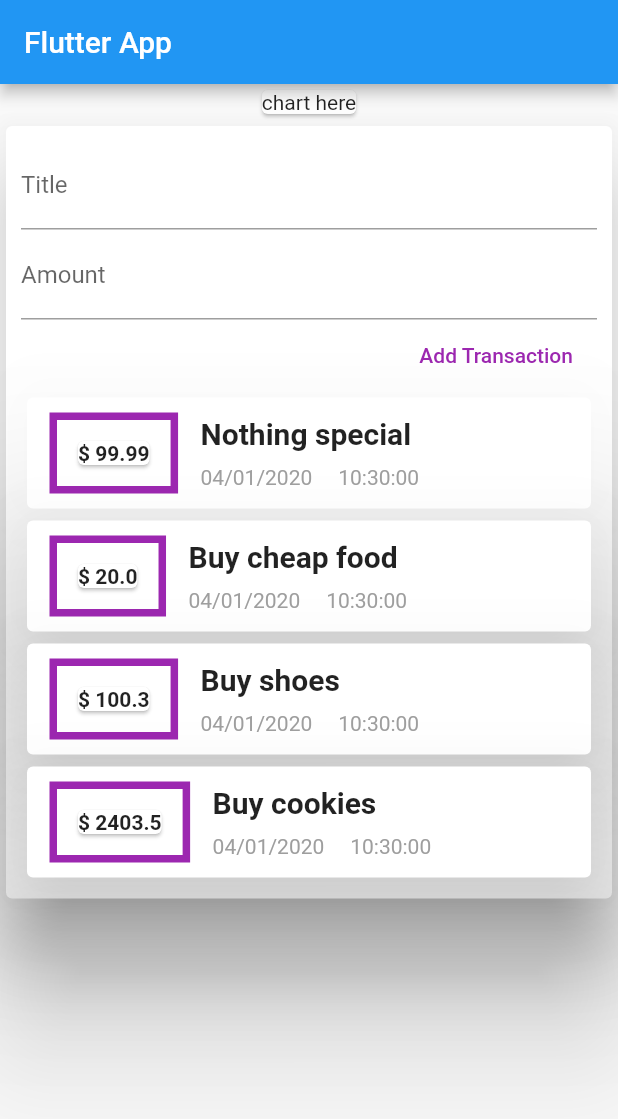
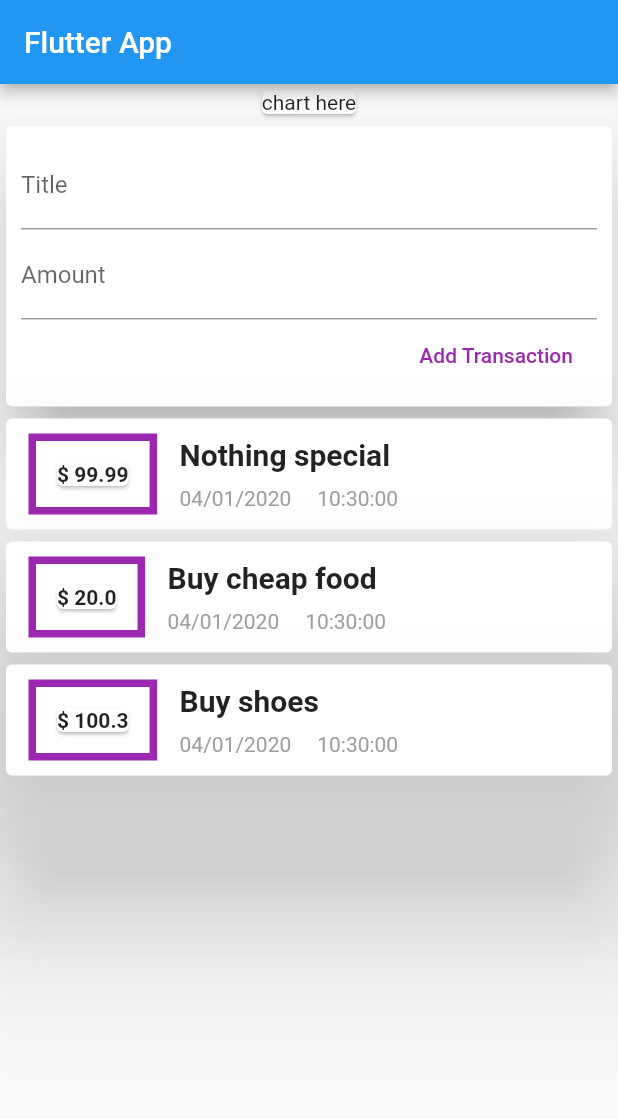
Before and after one commit to ledungcobra/expanse_app, a Flutter app: the screen it shows after launch, after a tap on "Add Transaction", on a phone screen of 412 x 824 dp. Shown: the top 1119 px of the screen. Run offline on Flutter 3.47's test engine with Material 2 defaults, Android fonts, the phone set to English and light mode, and no system bars.

Commit message:
List view and list view builder

```diff
--- a/lib/main.dart
+++ b/lib/main.dart
@@ -1,5 +1,5 @@
-import 'package:intl/intl.dart';
-import './widgets/transaction_list.dart';
+
+import './widgets/user_transaction.dart';
 import 'package:flutter/material.dart';
 
 
@@ -29,50 +29,19 @@ class MyHomePage extends StatelessWidget {
         appBar: AppBar(
           title: Text("Flutter App"),
         ),
-        body: Column(
+        body: SingleChildScrollView(
+                  child: Column(
             mainAxisAlignment: MainAxisAlignment.start,
             crossAxisAlignment: CrossAxisAlignment.center,
             children: <Widget>[
               Card(
                 child: Text("chart here"),
               ),
-            Card(
-              elevation: 20,
-              child: Container(
-                padding: EdgeInsets.all(10),
-                child: Column(
-                  crossAxisAlignment: CrossAxisAlignment.end,
-                  children: <Widget>[
-                    TextField(
-                      textAlign: TextAlign.center,
-                      decoration: InputDecoration(
-                        labelText: 'Title',
-                      ),
-                      controller:  titleController,
+              UserTransaction()
 
-                    ),
-                    SizedBox(
-                      height: 1,
-                    ),
-                    TextField(
-                      textAlign: TextAlign.center,
-                      decoration: InputDecoration(labelText: 'Amount'),
-                     controller:  amountController,
-                    ),
-                    FlatButton(
-                      child: Text('Add Transaction'),
-                      textColor: Colors.purple,
-                      onPressed: () {
-                       print(titleController.text);
-                      },
-                    ),
-                    TransactionList()
+
             ],
           ),
-              ),
-            ),
-
-          ],
         )
         );
   }
--- /dev/null
+++ b/lib/widgets/new_transaction.dart
@@ -0,0 +1,53 @@
+import 'package:flutter/material.dart';
+import '../models/transaction.dart';
+class NewTransaction extends StatelessWidget {
+
+  final titleController = TextEditingController();
+  final amountController = TextEditingController();
+  final Function addTransaction;
+  NewTransaction(this.addTransaction);
+  @override
+  Widget build(BuildContext context) {
+    return  Card(
+              elevation: 20,
+              child: Container(
+                padding: EdgeInsets.all(10),
+                child: Column(
+                  crossAxisAlignment: CrossAxisAlignment.end,
+                  children: <Widget>[
+                    TextField(
+                      textAlign: TextAlign.center,
+                      decoration: InputDecoration(
+                        labelText: 'Title',
+                      ),
+                      controller:  titleController,
+
+                    ),
+                    SizedBox(
+                      height: 1,
+                    ),
+                    TextField(
+                      textAlign: TextAlign.center,
+                      decoration: InputDecoration(labelText: 'Amount'),
+                     controller:  amountController,
+                    ),
+                    FlatButton(
+                      child: Text('Add Transaction'),
+                      textColor: Colors.purple,
+                      onPressed: () {
+                        final transaction = Transaction(amount:double.parse(amountController.text),
+                        date: DateTime.now(),
+                        id: DateTime.now().toString(),
+                        title: titleController.text
+                        );
+                        addTransaction(transaction);
+
+                      },
+                    ),
+
+                  ],
+                ),
+              ),
+            );
+  }
+}
--- a/lib/widgets/transaction_list.dart
+++ b/lib/widgets/transaction_list.dart
@@ -1,37 +1,17 @@
-
 import '../models/transaction.dart';
 import 'package:flutter/material.dart';
 import 'package:intl/intl.dart';
 
+class TransactionList extends StatelessWidget {
+  final List<Transaction> transactions;
+  TransactionList(this.transactions);
 
-class TransactionList extends StatefulWidget {
-
-
-
- _TransactionListState createState() => _TransactionListState();
-}
-
-class _TransactionListState extends State<TransactionList> {
-  final List<Transaction> _userTransactions = [
-    Transaction(
-        id: "t1",
-        amount: 99.99,
-        date: DateTime.now(),
-        title: "Nothing special"),
-    Transaction(
-        id: "t2", amount: 20, date: DateTime.now(), title: "Buy cheap food"),
-    Transaction(
-        id: "t3", amount: 100.3, date: DateTime.now(), title: "Buy shoes"),
-    Transaction(
-        id: "t4", amount: 2403.5, date: DateTime.now(), title: "Buy cookies ")
-
-  ];
   @override
   Widget build(BuildContext context) {
-    return  Container(
-              width: double.infinity,
-              child: Column(
-                children: _userTransactions.map((tx) {
+    return Container(
+      height: 300,
+      child: ListView.builder(
+        itemBuilder: (ctx, index) {
           return Card(
             child: Row(
               children: <Widget>[
@@ -42,11 +22,10 @@ class _TransactionListState extends State<TransactionList> {
                           width: 5,
                           style: BorderStyle.solid)),
                   padding: EdgeInsets.all(10),
-                          margin: EdgeInsets.symmetric(
-                              horizontal: 15, vertical: 10),
+                  margin: EdgeInsets.symmetric(horizontal: 15, vertical: 10),
                   child: Card(
                     child: Text(
-                              "\$ ${tx.amount.toString()}",
+                      "\$ ${transactions[index].amount.toString()}",
                       style: TextStyle(fontWeight: FontWeight.bold),
                     ),
                   ),
@@ -54,7 +33,7 @@ class _TransactionListState extends State<TransactionList> {
                 Column(
                   children: <Widget>[
                     Text(
-                              tx.title,
+                      transactions[index].title,
                       style: TextStyle(
                         fontWeight: FontWeight.bold,
                         fontSize: 20,
@@ -65,7 +44,7 @@ class _TransactionListState extends State<TransactionList> {
                     ),
                     Text(
                       DateFormat('dd/MM/yyyy     hh:mm:ss ')
-                                  .format(tx.date)
+                          .format(transactions[index].date)
                           .toString(),
                       style: TextStyle(color: Colors.grey),
                     )
@@ -77,9 +56,8 @@ class _TransactionListState extends State<TransactionList> {
             ),
             elevation: 50,
           );
-                }).toList(),
-                mainAxisAlignment: MainAxisAlignment.end,
-                crossAxisAlignment: CrossAxisAlignment.center,
+        },
+        itemCount: transactions.length,
       ),
     );
   }
--- /dev/null
+++ b/lib/widgets/user_transaction.dart
@@ -0,0 +1,47 @@
+
+import '../models/transaction.dart';
+
+import '../widgets/new_transaction.dart';
+import '../widgets/transaction_list.dart';
+import 'package:flutter/material.dart';
+
+class UserTransaction extends StatefulWidget {
+  UserTransaction
+({Key key}) : super(key: key);
+
+  @override
+  _UserTransactionState createState() => _UserTransactionState();
+}
+
+class _UserTransactionState extends State<UserTransaction> {
+  final List<Transaction> _userTransactions = [
+    Transaction(
+        id: "t1",
+        amount: 99.99,
+        date: DateTime.now(),
+        title: "Nothing special"),
+    Transaction(
+        id: "t2", amount: 20, date: DateTime.now(), title: "Buy cheap food"),
+    Transaction(
+        id: "t3", amount: 100.3, date: DateTime.now(), title: "Buy shoes"),
+
+  ];
+  void addTransaction(Transaction tx){
+    setState((){
+       _userTransactions.add(tx);
+
+    });
+
+  }
+
+  @override
+  Widget build(BuildContext context) {
+    return Column(
+      children: <Widget>[
+             NewTransaction(addTransaction),
+            TransactionList(_userTransactions)
+
+      ],
+    );
+  }
+}
```
Lines whose indentation alone changed are shown as unchanged.
